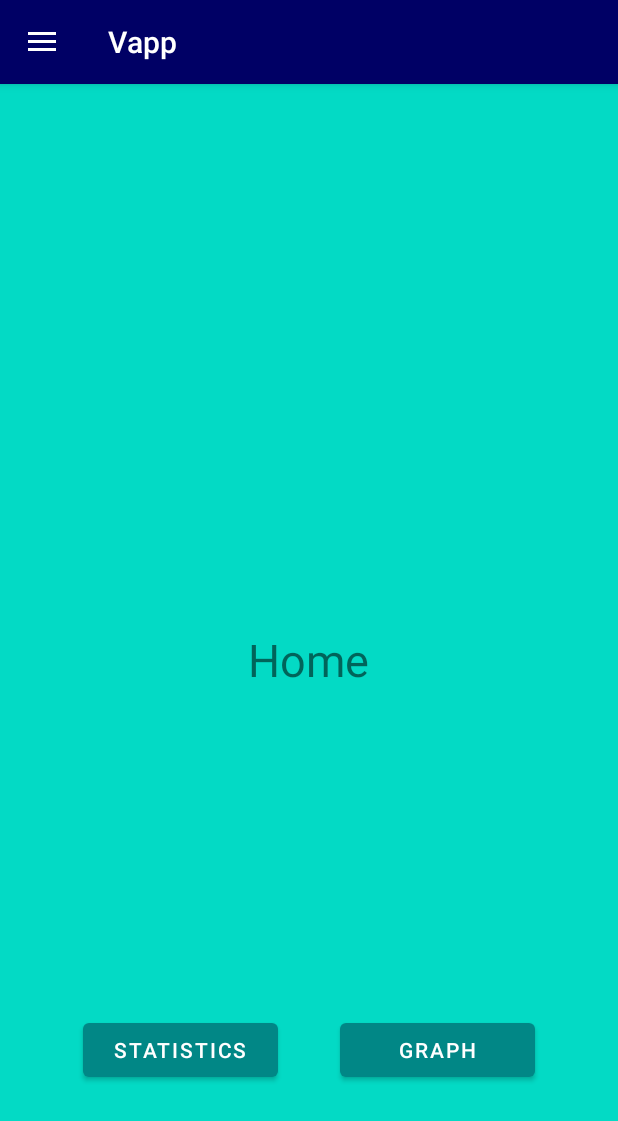
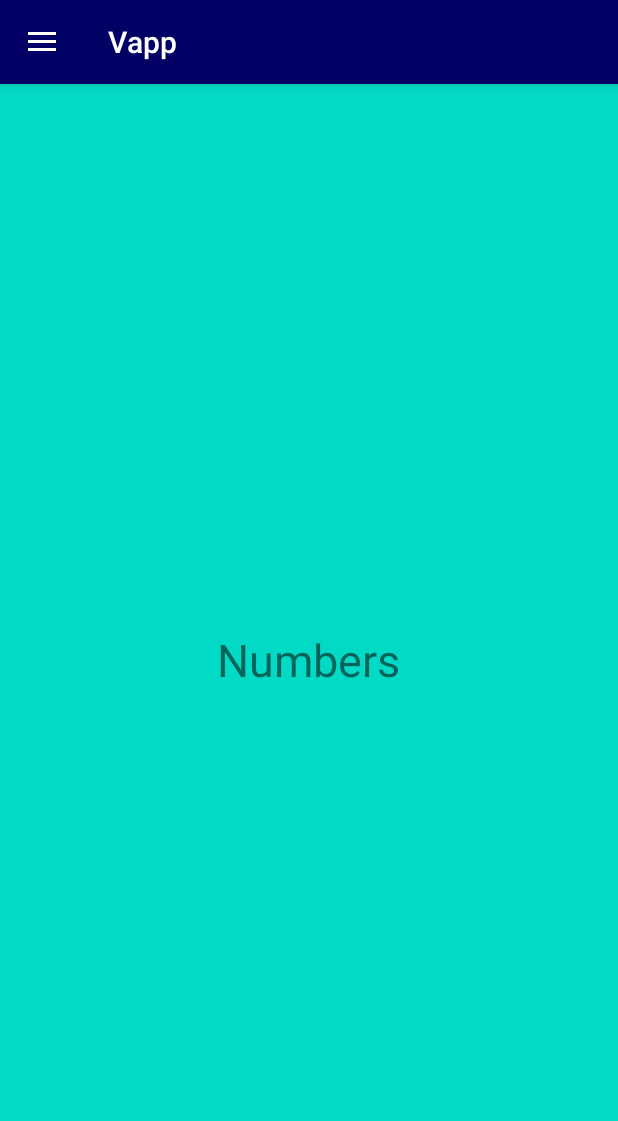
Before and after one commit to oiskipoiski/Vapp, an Android app: the screen it shows after launch (MainActivity), after a tap on "STATISTICS", on a phone screen of 412 x 824 dp. Shown: the top 1121 px of the screen. Run offline under Robolectric (Android 15) with nearby library versions, the phone set to English and light mode, and no system bars.

```diff
--- /dev/null
+++ b/app/src/main/java/com/example/vapp/FragmentChangeListener.java
@@ -0,0 +1,7 @@
+package com.example.vapp;
+
+import androidx.fragment.app.Fragment;
+
+public interface FragmentChangeListener {
+    public void replaceFragment(Fragment fragment);
+}
--- a/app/src/main/java/com/example/vapp/HomeFragment.java
+++ b/app/src/main/java/com/example/vapp/HomeFragment.java
@@ -1,5 +1,6 @@
 package com.example.vapp;
 
+import android.app.Activity;
 import android.os.Bundle;
 import android.view.LayoutInflater;
 import android.view.View;
@@ -9,7 +10,11 @@ import android.widget.Button;
 import androidx.annotation.NonNull;
 import androidx.annotation.Nullable;
 import androidx.fragment.app.Fragment;
+import androidx.fragment.app.FragmentTransaction;
+import androidx.navigation.NavController;
 import androidx.navigation.Navigation;
+
+import com.google.android.material.navigation.NavigationView;
 
 public class HomeFragment extends Fragment {
     @Nullable
@@ -23,16 +28,21 @@ public class HomeFragment extends Fragment {
 
         Button gr_button = (Button) view.findViewById(R.id.graph_today_button);
         Button st_button = (Button) view.findViewById(R.id.statistics_today_button);
+        //NavigationView navigationView = view.findViewById(R.id.nav_view);
         gr_button.setOnClickListener(new View.OnClickListener() {
             @Override
             public void onClick(View v) {
-                Navigation.findNavController(v).navigate(R.id.action_homeFragment_to_graphFragment);
+                Fragment fr = new GraphFragment();
+                FragmentChangeListener fc = (FragmentChangeListener)getActivity();
+                fc.replaceFragment(fr);
             }
         });
         st_button.setOnClickListener(new View.OnClickListener() {
             @Override
             public void onClick(View v) {
-                Navigation.findNavController(v).navigate(R.id.action_homeFragment_to_numbersFragment);
+                Fragment fr = new NumbersFragment();
+                FragmentChangeListener fc = (FragmentChangeListener)getActivity();
+                fc.replaceFragment(fr);
             }
         });
     }
--- a/app/src/main/java/com/example/vapp/MainActivity.java
+++ b/app/src/main/java/com/example/vapp/MainActivity.java
@@ -6,6 +6,10 @@ import androidx.appcompat.app.AppCompatActivity;
 import androidx.appcompat.widget.Toolbar;
 import androidx.core.view.GravityCompat;
 import androidx.drawerlayout.widget.DrawerLayout;
+import androidx.fragment.app.Fragment;
+import androidx.fragment.app.FragmentManager;
+import androidx.fragment.app.FragmentTransaction;
+import androidx.navigation.Navigation;
 
 import android.os.Bundle;
 import android.view.MenuItem;
@@ -14,7 +18,7 @@ import android.widget.Button;
 
 import com.google.android.material.navigation.NavigationView;
 
-public class MainActivity extends AppCompatActivity implements NavigationView.OnNavigationItemSelectedListener {
+public class MainActivity extends AppCompatActivity implements FragmentChangeListener, NavigationView.OnNavigationItemSelectedListener{
     private DrawerLayout drawer;
 
     @Override
@@ -71,6 +75,7 @@ public class MainActivity extends AppCompatActivity implements NavigationView.On
 
         drawer.closeDrawer(GravityCompat.START);
         return true; //item wordt selected na klikken
+
     }
 
     @Override
@@ -83,5 +88,12 @@ public class MainActivity extends AppCompatActivity implements NavigationView.On
             super.onBackPressed();
         }
     }
+    @Override
+    public void replaceFragment(Fragment fragment){
+        FragmentManager fragmentManager = getSupportFragmentManager();
+        FragmentTransaction fragmentTransaction = fragmentManager.beginTransaction();
+        fragmentTransaction.replace(R.id.fragment_container, fragment);
+        fragmentTransaction.commit();
+    }
 
 }
--- a/app/src/main/res/layout/fragment_home.xml
+++ b/app/src/main/res/layout/fragment_home.xml
@@ -1,15 +1,18 @@
 <?xml version="1.0" encoding="utf-8"?>
 <RelativeLayout xmlns:android="http://schemas.android.com/apk/res/android"
     xmlns:app="http://schemas.android.com/apk/res-auto"
+    xmlns:tools="http://schemas.android.com/tools"
     android:layout_width="match_parent"
     android:layout_height="match_parent"
-    android:background="@color/teal_200">
+    android:background="@color/teal_200"
+    tools:visibility="visible">
+
     <TextView
         android:layout_width="wrap_content"
         android:layout_height="wrap_content"
+        android:layout_centerInParent="true"
         android:text="@string/home_message"
-        android:textSize="30dp"
-        android:layout_centerInParent="true"/>
+        android:textSize="30dp" />
 
     <Button
         android:id="@+id/statistics_today_button"
@@ -39,4 +42,5 @@
         android:text="@string/Graph_button"
         app:backgroundTint="@color/teal_700" />
 
+
 </RelativeLayout>
```
Also changed, not shown: app/src/main/res/navigation/nav_graph.xml (deleted, +0 -25 lines).
